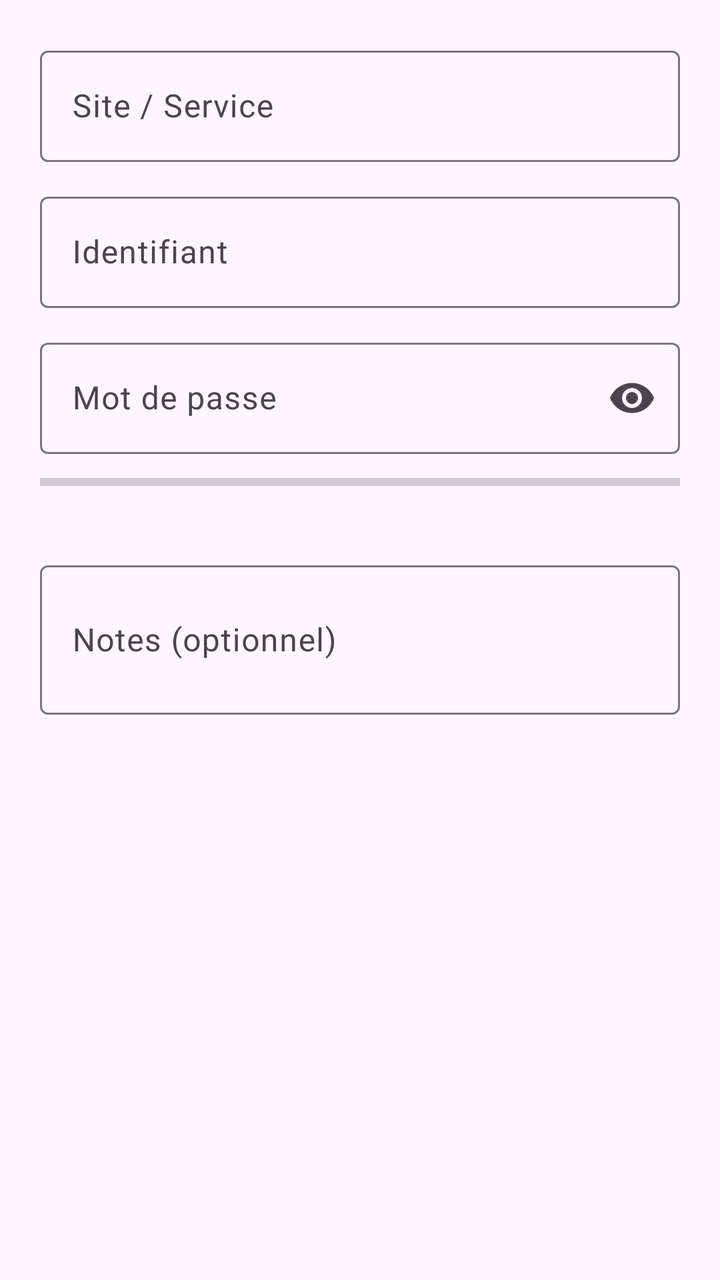
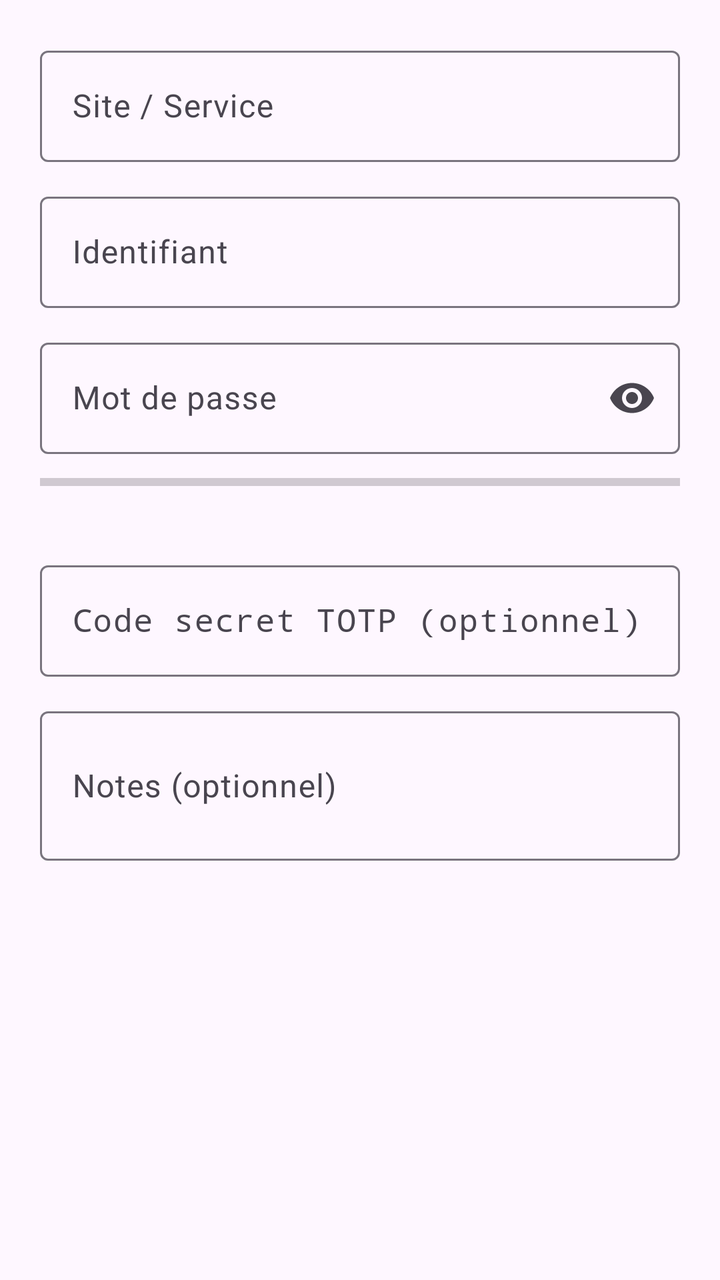

An Android layout rendered at two revisions. The XML below is the earlier revision; the diff shows what the commit changed to produce the second picture.
<!-- AndroidManifest.xml: application theme Theme.PassVault -->
<!-- res/layout/dialog_entry.xml -->
<?xml version="1.0" encoding="utf-8"?>
<ScrollView xmlns:android="http://schemas.android.com/apk/res/android"
    xmlns:app="http://schemas.android.com/apk/res-auto"
    android:layout_width="match_parent"
    android:layout_height="wrap_content">

    <LinearLayout
        android:layout_width="match_parent"
        android:layout_height="wrap_content"
        android:orientation="vertical"
        android:padding="20dp">

        <com.google.android.material.textfield.TextInputLayout
            android:layout_width="match_parent"
            android:layout_height="wrap_content"
            android:hint="@string/hint_site">

            <com.google.android.material.textfield.TextInputEditText
                android:id="@+id/inputSite"
                android:layout_width="match_parent"
                android:layout_height="wrap_content"
                android:inputType="textCapSentences" />
        </com.google.android.material.textfield.TextInputLayout>

        <com.google.android.material.textfield.TextInputLayout
            android:layout_width="match_parent"
            android:layout_height="wrap_content"
            android:layout_marginTop="12dp"
            android:hint="@string/hint_username">

            <com.google.android.material.textfield.TextInputEditText
                android:id="@+id/inputUsername"
                android:layout_width="match_parent"
                android:layout_height="wrap_content"
                android:inputType="text" />
        </com.google.android.material.textfield.TextInputLayout>

        <com.google.android.material.textfield.TextInputLayout
            android:id="@+id/passInputLayout"
            android:layout_width="match_parent"
            android:layout_height="wrap_content"
            android:layout_marginTop="12dp"
            android:hint="@string/hint_password"
            app:endIconMode="password_toggle">

            <com.google.android.material.textfield.TextInputEditText
                android:id="@+id/inputPassword"
                android:layout_width="match_parent"
                android:layout_height="wrap_content"
                android:inputType="textPassword" />
        </com.google.android.material.textfield.TextInputLayout>

        <ProgressBar
            android:id="@+id/strengthBar"
            style="@style/Widget.AppCompat.ProgressBar.Horizontal"
            android:layout_width="match_parent"
            android:layout_height="wrap_content"
            android:layout_marginTop="6dp"
            android:max="100"
            android:progress="0" />

        <TextView
            android:id="@+id/strengthLabel"
            android:layout_width="wrap_content"
            android:layout_height="wrap_content"
            android:textColor="@color/vault_text_secondary"
            android:textSize="12sp" />

        <com.google.android.material.textfield.TextInputLayout
            android:layout_width="match_parent"
            android:layout_height="wrap_content"
            android:layout_marginTop="12dp"
            android:hint="@string/hint_notes">

            <com.google.android.material.textfield.TextInputEditText
                android:id="@+id/inputNotes"
                android:layout_width="match_parent"
                android:layout_height="wrap_content"
                android:inputType="textMultiLine"
                android:minLines="2" />
        </com.google.android.material.textfield.TextInputLayout>
    </LinearLayout>
</ScrollView>
<!-- resources referenced by this layout -->
<resources>
  <color name="vault_text_secondary">#5A6473</color>
  <string name="hint_notes">Notes (optionnel)</string>
  <string name="hint_password">Mot de passe</string>
  <string name="hint_site">Site / Service</string>
  <string name="hint_username">Identifiant</string>
  <style name="Theme.PassVault" parent="Base.Theme.PassVault" />
  <style name="Base.Theme.PassVault" parent="Theme.Material3.DayNight.NoActionBar">
          <item name="colorPrimary">@color/vault_accent</item>
          <item name="android:statusBarColor">@android:color/transparent</item>
          <item name="android:windowLightStatusBar">true</item>
      </style>
  <color name="vault_accent">#2F6BFF</color>
</resources>

<!-- the commit's change to res/layout/dialog_entry.xml (unified diff, before → after) -->
@@ -70,6 +70,21 @@
             android:layout_width="match_parent"
             android:layout_height="wrap_content"
             android:layout_marginTop="12dp"
+            android:hint="@string/hint_totp">
+
+            <com.google.android.material.textfield.TextInputEditText
+                android:id="@+id/inputTotp"
+                android:layout_width="match_parent"
+                android:layout_height="wrap_content"
+                android:fontFamily="monospace"
+                android:inputType="textVisiblePassword"
+                android:maxLines="1" />
+        </com.google.android.material.textfield.TextInputLayout>
+
+        <com.google.android.material.textfield.TextInputLayout
+            android:layout_width="match_parent"
+            android:layout_height="wrap_content"
+            android:layout_marginTop="12dp"
             android:hint="@string/hint_notes">
 
             <com.google.android.material.textfield.TextInputEditText
<!-- resource entries referenced after the edit -->
@@ -4,6 +4,7 @@
   <string name="hint_notes">Notes (optionnel)</string>
   <string name="hint_password">Mot de passe</string>
   <string name="hint_site">Site / Service</string>
+  <string name="hint_totp">Code secret TOTP (optionnel)</string>
   <string name="hint_username">Identifiant</string>
   <style name="Theme.PassVault" parent="Base.Theme.PassVault" />
   <style name="Base.Theme.PassVault" parent="Theme.Material3.DayNight.NoActionBar">
